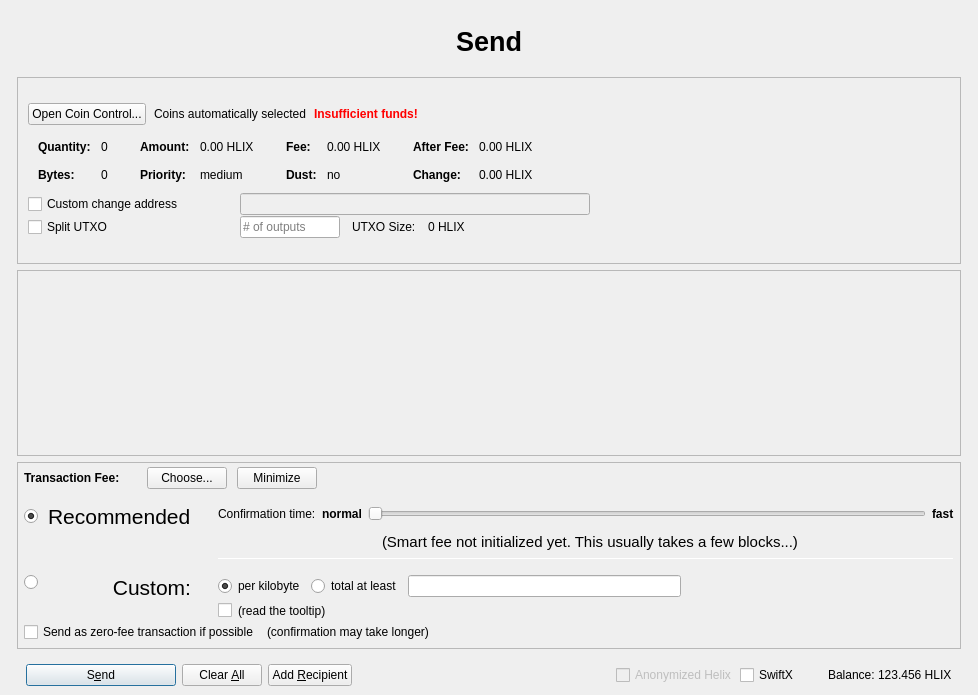
First picture: the form in src/qt/forms/sendcoinsdialog.ui, repository ProjectHelixCoin/helix, before the edit.
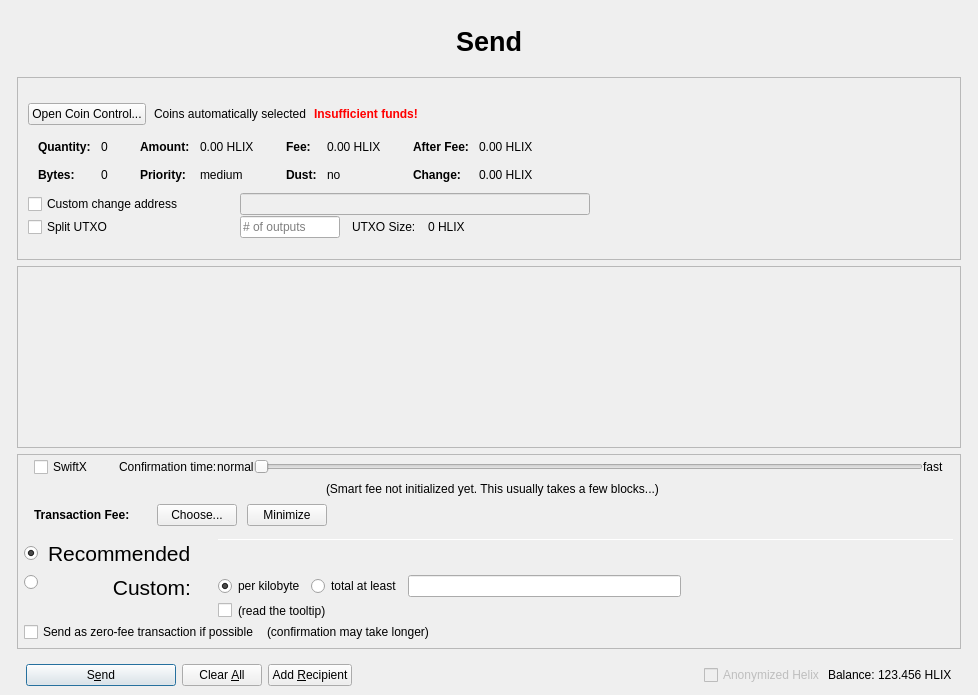
Second picture: the form after the edit. Custom widgets are drawn as their Qt base class.

Patch:
```diff
--- a/src/qt/forms/sendcoinsdialog.ui
+++ b/src/qt/forms/sendcoinsdialog.ui
@@ -893,7 +893,7 @@
             <number>0</number>
            </property>
            <item>
-            <layout class="QVBoxLayout" name="verticalLayoutFee2" stretch="0,0,0">
+            <layout class="QVBoxLayout" name="verticalLayoutFee2" stretch="0,0,0,0">
              <property name="spacing">
               <number>0</number>
              </property>
@@ -906,8 +906,179 @@
              <property name="rightMargin">
               <number>6</number>
              </property>
+             <item>
+              <layout class="QVBoxLayout" name="verticalLayout_feeConf">
+               <property name="spacing">
+                <number>0</number>
+               </property>
+               <property name="leftMargin">
+                <number>10</number>
+               </property>
+               <property name="rightMargin">
+                <number>10</number>
+               </property>
+               <property name="bottomMargin">
+                <number>5</number>
+               </property>
+               <item>
+                <layout class="QHBoxLayout" name="horizontalLayoutFee9">
+                 <item>
+                  <widget class="QCheckBox" name="checkSwiftTX">
+                   <property name="enabled">
+                    <bool>true</bool>
+                   </property>
+                   <property name="minimumSize">
+                    <size>
+                     <width>85</width>
+                     <height>0</height>
+                    </size>
+                   </property>
+                   <property name="toolTip">
+                    <string>SwiftX technology allows for near instant transactions - A flat fee of 0.01 HLIX applies</string>
+                   </property>
+                   <property name="text">
+                    <string>SwiftX</string>
+                   </property>
+                  </widget>
+                 </item>
+                 <item>
+                  <widget class="QLabel" name="labelSmartFee3">
+                   <property name="text">
+                    <string>Confirmation time:</string>
+                   </property>
+                   <property name="margin">
+                    <number>2</number>
+                   </property>
+                  </widget>
+                 </item>
+                 <item>
+                  <widget class="QLabel" name="labelSmartFeeNormal">
+                   <property name="text">
+                    <string>normal</string>
+                   </property>
+                   <property name="margin">
+                    <number>8</number>
+                   </property>
+                  </widget>
+                 </item>
+                 <item>
+                  <widget class="QSlider" name="sliderSmartFee">
+                   <property name="minimumSize">
+                    <size>
+                     <width>0</width>
+                     <height>24</height>
+                    </size>
+                   </property>
+                   <property name="minimum">
+                    <number>0</number>
+                   </property>
+                   <property name="maximum">
+                    <number>24</number>
+                   </property>
+                   <property name="pageStep">
+                    <number>1</number>
+                   </property>
+                   <property name="value">
+                    <number>0</number>
+                   </property>
+                   <property name="orientation">
+                    <enum>Qt::Horizontal</enum>
+                   </property>
+                   <property name="invertedAppearance">
+                    <bool>false</bool>
+                   </property>
+                   <property name="invertedControls">
+                    <bool>false</bool>
+                   </property>
+                   <property name="tickPosition">
+                    <enum>QSlider::NoTicks</enum>
+                   </property>
+                  </widget>
+                 </item>
+                 <item>
+                  <widget class="QLabel" name="labelSmartFeeFast">
+                   <property name="text">
+                    <string>fast</string>
+                   </property>
+                   <property name="margin">
+                    <number>8</number>
+                   </property>
+                  </widget>
+                 </item>
+                </layout>
+               </item>
+               <item>
+                <layout class="QHBoxLayout" name="horizontalLayout_recommended_texts">
+                 <property name="spacing">
+                  <number>0</number>
+                 </property>
+                 <item>
+                  <spacer name="horizontalSpacer_8">
+                   <property name="orientation">
+                    <enum>Qt::Horizontal</enum>
+                   </property>
+                   <property name="sizeHint" stdset="0">
+                    <size>
+                     <width>40</width>
+                     <height>20</height>
+                    </size>
+                   </property>
+                  </spacer>
+                 </item>
+                 <item>
+                  <widget class="QLabel" name="labelFeeEstimation">
+                   <property name="text">
+                    <string/>
+                   </property>
+                   <property name="margin">
+                    <number>2</number>
+                   </property>
+                  </widget>
+                 </item>
+                 <item>
+                  <widget class="QLabel" name="labelSmartFee2">
+                   <property name="text">
+                    <string>(Smart fee not initialized yet. This usually takes a few blocks...)</string>
+                   </property>
+                   <property name="alignment">
+                    <set>Qt::AlignLeading|Qt::AlignLeft|Qt::AlignVCenter</set>
+                   </property>
+                   <property name="wordWrap">
+                    <bool>false</bool>
+                   </property>
+                   <property name="margin">
+                    <number>2</number>
+                   </property>
+                   <property name="indent">
+                    <number>-1</number>
+                   </property>
+                  </widget>
+                 </item>
+                 <item>
+                  <spacer name="horizontalSpacer_3">
+                   <property name="orientation">
+                    <enum>Qt::Horizontal</enum>
+                   </property>
+                   <property name="sizeHint" stdset="0">
+                    <size>
+                     <width>40</width>
+                     <height>20</height>
+                    </size>
+                   </property>
+                  </spacer>
+                 </item>
+                </layout>
+               </item>
+              </layout>
+             </item>
              <item>
               <layout class="QHBoxLayout" name="horizontalLayoutFee1">
+               <property name="leftMargin">
+                <number>10</number>
+               </property>
+               <property name="rightMargin">
+                <number>10</number>
+               </property>
                <property name="bottomMargin">
                 <number>0</number>
                </property>
@@ -916,22 +1087,6 @@
                  <property name="spacing">
                   <number>0</number>
                  </property>
-                 <item>
-                  <spacer name="verticalSpacerSmartFee">
-                   <property name="orientation">
-                    <enum>Qt::Vertical</enum>
-                   </property>
-                   <property name="sizeType">
-                    <enum>QSizePolicy::Fixed</enum>
-                   </property>
-                   <property name="sizeHint" stdset="0">
-                    <size>
-                     <width>1</width>
-                     <height>4</height>
-                    </size>
-                   </property>
-                  </spacer>
-                 </item>
                  <item>
                   <layout class="QHBoxLayout" name="horizontalLayoutSmartFee">
                    <property name="spacing">
@@ -1218,7 +1373,7 @@
                    </widget>
                   </item>
                   <item row="0" column="4" rowspan="3">
-                   <layout class="QVBoxLayout" name="verticalLayoutFee3" stretch="0,0,0,0,1,0">
+                   <layout class="QVBoxLayout" name="verticalLayoutFee3" stretch="0,0,0,0">
                     <property name="spacing">
                      <number>6</number>
                     </property>
@@ -1228,150 +1383,6 @@
                     <property name="bottomMargin">
                      <number>0</number>
                     </property>
-                    <item>
-                     <layout class="QHBoxLayout" name="horizontalLayoutFee9">
-                      <item>
-                       <widget class="QLabel" name="labelSmartFee3">
-                        <property name="text">
-                         <string>Confirmation time:</string>
-                        </property>
-                        <property name="margin">
-                         <number>2</number>
-                        </property>
-                       </widget>
-                      </item>
-                      <item>
-                       <widget class="QLabel" name="labelSmartFeeNormal">
-                        <property name="font">
-                         <font>
-                          <weight>75</weight>
-                          <bold>true</bold>
-                         </font>
-                        </property>
-                        <property name="text">
-                         <string>normal</string>
-                        </property>
-                        <property name="margin">
-                         <number>2</number>
-                        </property>
-                       </widget>
-                      </item>
-                      <item>
-                       <widget class="QSlider" name="sliderSmartFee">
-                        <property name="minimumSize">
-                         <size>
-                          <width>0</width>
-                          <height>24</height>
-                         </size>
-                        </property>
-                        <property name="minimum">
-                         <number>0</number>
-                        </property>
-                        <property name="maximum">
-                         <number>24</number>
-                        </property>
-                        <property name="pageStep">
-                         <number>1</number>
-                        </property>
-                        <property name="value">
-                         <number>0</number>
-                        </property>
-                        <property name="orientation">
-                         <enum>Qt::Horizontal</enum>
-                        </property>
-                        <property name="invertedAppearance">
-                         <bool>false</bool>
-                        </property>
-                        <property name="invertedControls">
-                         <bool>false</bool>
-                        </property>
-                        <property name="tickPosition">
-                         <enum>QSlider::NoTicks</enum>
-                        </property>
-                       </widget>
-                      </item>
-                      <item>
-                       <widget class="QLabel" name="labelSmartFeeFast">
-                        <property name="font">
-                         <font>
-                          <weight>75</weight>
-                          <bold>true</bold>
-                         </font>
-                        </property>
-                        <property name="text">
-                         <string>fast</string>
-                        </property>
-                       </widget>
-                      </item>
-                     </layout>
-                    </item>
-                    <item>
-                     <layout class="QHBoxLayout" name="horizontalLayout_recommended_texts">
-                      <property name="spacing">
-                       <number>0</number>
-                      </property>
-                      <item>
-                       <spacer name="horizontalSpacer_8">
-                        <property name="orientation">
-                         <enum>Qt::Horizontal</enum>
-                        </property>
-                        <property name="sizeHint" stdset="0">
-                         <size>
-                          <width>100</width>
-                          <height>20</height>
-                         </size>
-                        </property>
-                       </spacer>
-                      </item>
-                      <item>
-                       <widget class="QLabel" name="labelFeeEstimation">
-                        <property name="text">
-                         <string/>
-                        </property>
-                        <property name="margin">
-                         <number>2</number>
-                        </property>
-                       </widget>
-                      </item>
-                      <item>
-                       <widget class="QLabel" name="labelSmartFee2">
-                        <property name="font">
-                         <font>
-                          <pointsize>11</pointsize>
-                         </font>
-                        </property>
-                        <property name="text">
-                         <string>(Smart fee not initialized yet. This usually takes a few blocks...)</string>
-                        </property>
-                        <property name="alignment">
-                         <set>Qt::AlignLeading|Qt::AlignLeft|Qt::AlignVCenter</set>
-                        </property>
-                        <property name="wordWrap">
-                         <bool>false</bool>
-                        </property>
-                        <property name="margin">
-                         <number>2</number>
-                        </property>
-                        <property name="indent">
-                         <number>-1</number>
-                        </property>
-                       </widget>
-                      </item>
-                      <item>
-                       <spacer name="horizontalSpacer_3">
-                        <property name="orientation">
-                         <enum>Qt::Horizontal</enum>
-                        </property>
-                        <property name="sizeHint" stdset="0">
-                         <size>
-                          <width>40</width>
-                          <height>20</height>
-                         </size>
-                        </property>
-                       </spacer>
-                      </item>
-                     </layout>
-                    </item>
                     <item>
                      <widget class="Line" name="line_2">
                       <property name="minimumSize">
@@ -1624,23 +1635,7 @@
               </widget>
              </item>
              <item>
-              <widget class="QCheckBox" name="checkSwiftTX">
-               <property name="enabled">
-                <bool>true</bool>
-               </property>
-               <property name="minimumSize">
-                <size>
-                 <width>85</width>
-                 <height>0</height>
-                </size>
-               </property>
-               <property name="text">
-                <string>SwiftX</string>
-               </property>
-              </widget>
-             </item>
-             <item>
-              <widget class="QLabel" name="labelForBalance">
+              <widget class="QLabel" name="label">
                <property name="text">
                 <string>Balance:</string>
                </property>
```
Left out of the diff: 46 changed lines with no effect on the pictures.
